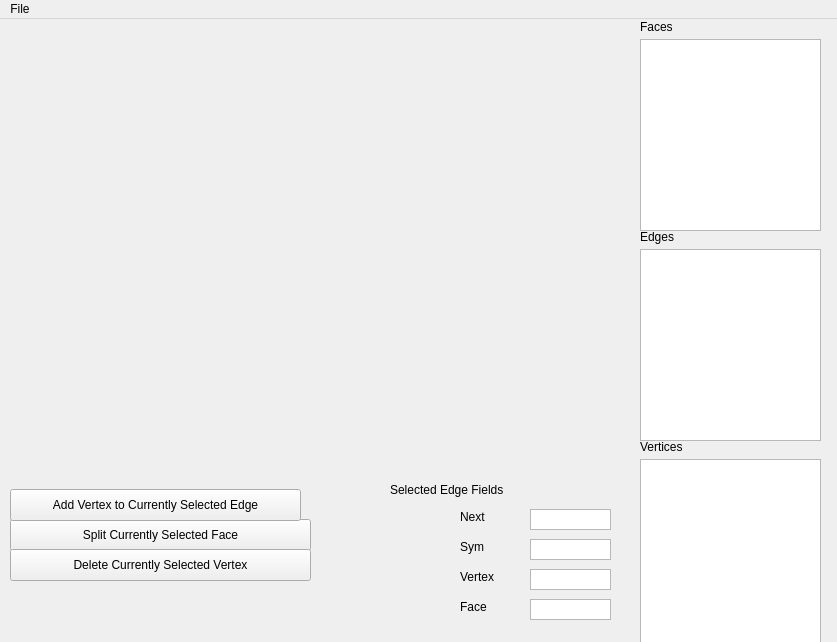
The window that forms/mainwindow.ui (chloesnyder/CIS497) describes before a commit, drawn with Qt 5.
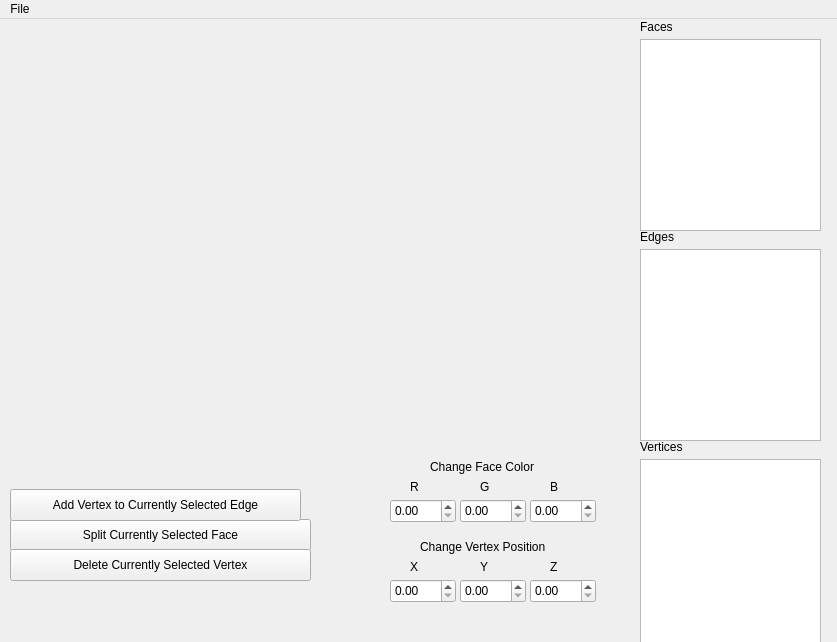
The same window after the commit. Custom widgets are drawn as their Qt base class.

```diff
--- a/forms/mainwindow.ui
+++ b/forms/mainwindow.ui
@@ -144,109 +144,168 @@
      <string>Delete Currently Selected Vertex</string>
     </property>
    </widget>
-   <widget class="edgelisthelper" name="nextEdgeDisplay">
+   <widget class="QDoubleSpinBox" name="R_value">
     <property name="geometry">
      <rect>
-      <x>530</x>
-      <y>490</y>
-      <width>81</width>
-      <height>21</height>
+      <x>390</x>
+      <y>480</y>
+      <width>66</width>
+      <height>24</height>
      </rect>
     </property>
    </widget>
-   <widget class="edgelisthelper" name="symEdgeDisplay">
+   <widget class="QDoubleSpinBox" name="G_value">
     <property name="geometry">
      <rect>
-      <x>530</x>
-      <y>520</y>
-      <width>81</width>
-      <height>21</height>
+      <x>460</x>
+      <y>480</y>
+      <width>66</width>
+      <height>24</height>
      </rect>
     </property>
    </widget>
-   <widget class="vertexlisthelper" name="edgeVertexDisplay">
+   <widget class="QDoubleSpinBox" name="B_value">
     <property name="geometry">
      <rect>
       <x>530</x>
-      <y>550</y>
-      <width>81</width>
-      <height>21</height>
-     </rect>
-    </property>
-   </widget>
-   <widget class="facelisthelper" name="edgeFaceDisplay">
-    <property name="geometry">
-     <rect>
-      <x>530</x>
-      <y>580</y>
-      <width>81</width>
-      <height>21</height>
+      <y>480</y>
+      <width>66</width>
+      <height>24</height>
      </rect>
     </property>
    </widget>
    <widget class="QLabel" name="label_4">
     <property name="geometry">
      <rect>
-      <x>390</x>
-      <y>450</y>
-      <width>141</width>
-      <height>41</height>
+      <x>410</x>
+      <y>460</y>
+      <width>21</width>
+      <height>16</height>
      </rect>
     </property>
     <property name="text">
-     <string>Selected Edge Fields</string>
+     <string>R</string>
     </property>
    </widget>
    <widget class="QLabel" name="label_5">
     <property name="geometry">
      <rect>
-      <x>460</x>
-      <y>490</y>
-      <width>59</width>
+      <x>480</x>
+      <y>460</y>
+      <width>21</width>
       <height>16</height>
      </rect>
     </property>
     <property name="text">
-     <string>Next</string>
+     <string>G</string>
     </property>
    </widget>
    <widget class="QLabel" name="label_6">
     <property name="geometry">
      <rect>
-      <x>460</x>
-      <y>520</y>
-      <width>59</width>
+      <x>550</x>
+      <y>460</y>
+      <width>21</width>
       <height>16</height>
      </rect>
     </property>
     <property name="text">
-     <string>Sym</string>
+     <string>B</string>
+    </property>
+   </widget>
+   <widget class="QDoubleSpinBox" name="x_value">
+    <property name="geometry">
+     <rect>
+      <x>390</x>
+      <y>560</y>
+      <width>66</width>
+      <height>24</height>
+     </rect>
+    </property>
+   </widget>
+   <widget class="QDoubleSpinBox" name="y_value">
+    <property name="geometry">
+     <rect>
+      <x>460</x>
+      <y>560</y>
+      <width>66</width>
+      <height>24</height>
+     </rect>
+    </property>
+   </widget>
+   <widget class="QDoubleSpinBox" name="z_value">
+    <property name="geometry">
+     <rect>
+      <x>530</x>
+      <y>560</y>
+      <width>66</width>
+      <height>24</height>
+     </rect>
     </property>
    </widget>
    <widget class="QLabel" name="label_7">
     <property name="geometry">
      <rect>
-      <x>460</x>
-      <y>580</y>
-      <width>59</width>
+      <x>410</x>
+      <y>540</y>
+      <width>21</width>
       <height>16</height>
      </rect>
     </property>
     <property name="text">
-     <string>Face</string>
+     <string>X</string>
     </property>
    </widget>
    <widget class="QLabel" name="label_8">
     <property name="geometry">
      <rect>
-      <x>460</x>
-      <y>550</y>
-      <width>59</width>
+      <x>480</x>
+      <y>540</y>
+      <width>21</width>
       <height>16</height>
      </rect>
     </property>
     <property name="text">
-     <string>Vertex</string>
+     <string>Y</string>
+    </property>
+   </widget>
+   <widget class="QLabel" name="label_9">
+    <property name="geometry">
+     <rect>
+      <x>550</x>
+      <y>540</y>
+      <width>21</width>
+      <height>16</height>
+     </rect>
+    </property>
+    <property name="text">
+     <string>Z</string>
+    </property>
+   </widget>
+   <widget class="QLabel" name="label_10">
+    <property name="geometry">
+     <rect>
+      <x>420</x>
+      <y>520</y>
+      <width>161</width>
+      <height>16</height>
+     </rect>
+    </property>
+    <property name="text">
+     <string>Change Vertex Position</string>
+    </property>
+   </widget>
+   <widget class="QLabel" name="label_11">
+    <property name="geometry">
+     <rect>
+      <x>430</x>
+      <y>440</y>
+      <width>141</width>
+      <height>16</height>
+     </rect>
+    </property>
+    <property name="text">
+     <string>Change Face Color</string>
     </property>
    </widget>
   </widget>
```
Left out of the diff: 170 changed lines with no effect on the pictures.
